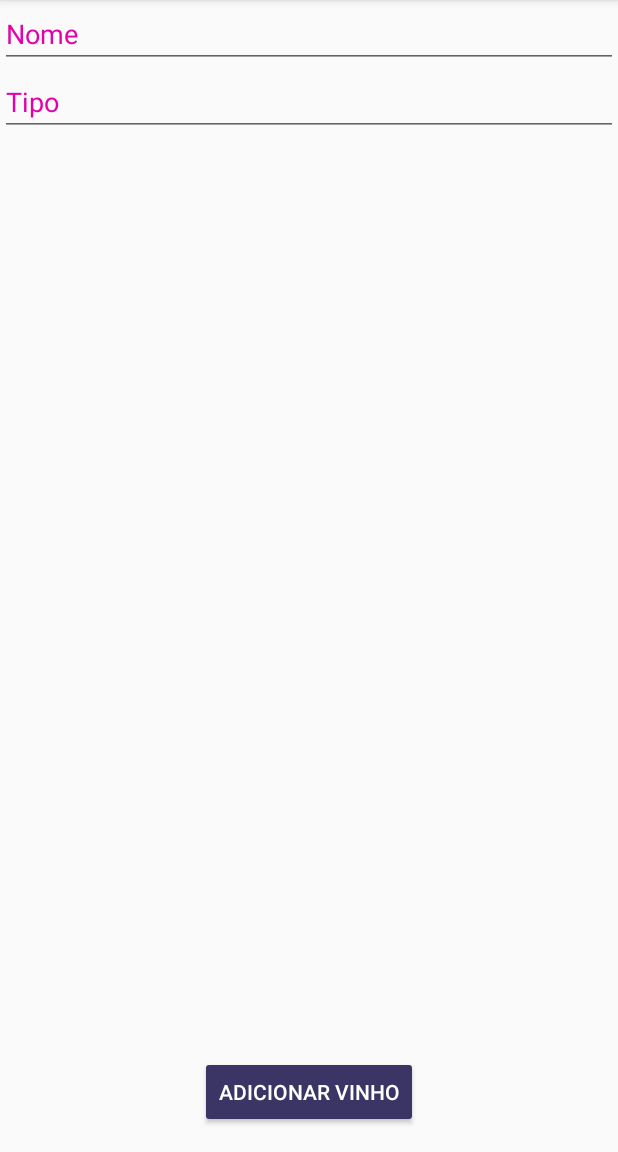
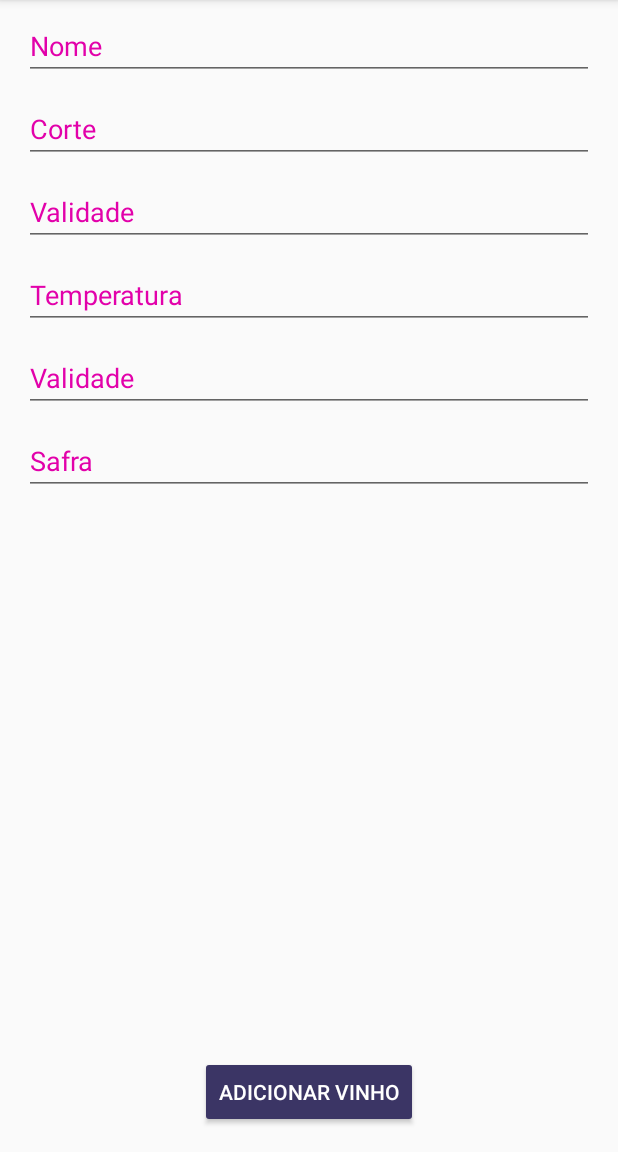
Before and after one commit to FilipeLipan/Wine, an Android app: the screen it shows after launch (MainActivity), after a tap on an icon or button, on a phone screen of 412 x 824 dp, the part 84-1236 px from its top. Run offline under Robolectric (Android 15) with nearby library versions, the phone set to English and light mode, and no system bars; 1 statement that could not run was skipped.

Commit message:
add connection with webservice

```diff
--- a/app/build.gradle
+++ b/app/build.gradle
@@ -16,6 +16,7 @@ android {
     }
     buildTypes {
         release {
+            buildConfigField 'String', 'HOST', '"http://192.168.204.66:8080/Angular/"'
             minifyEnabled false
             proguardFiles getDefaultProguardFile('proguard-android.txt'), 'proguard-rules.pro'
         }
@@ -36,4 +37,9 @@ dependencies {
     compile 'com.android.support:recyclerview-v7:25.3.1'
     compile 'com.android.support:design:25.3.1'
     compile 'com.android.support:cardview-v7:25.3.1'
+
+    // Retrofit
+    compile 'com.squareup.retrofit2:retrofit:2.1.0'
+    compile 'com.squareup.retrofit2:converter-gson:2.0.0'
+
 }
--- a/app/src/main/java/com/example/lispa/wine/ListWineFragment.kt
+++ b/app/src/main/java/com/example/lispa/wine/ListWineFragment.kt
@@ -1,26 +1,44 @@
 package com.example.lispa.wine
 
 import android.os.Bundle
-import android.support.v4.app.Fragment
 import android.support.v7.widget.LinearLayoutManager
 import android.view.LayoutInflater
 import android.view.View
 import android.view.ViewGroup
-import kotlinx.android.synthetic.main.activity_main.*
+import android.widget.Adapter
+import android.widget.Toast
 import kotlinx.android.synthetic.main.list_wine_fragment.view.*
+import retrofit2.Call
+import retrofit2.Callback
+import retrofit2.Response
 
 /**
  * Created by lispa on 04/06/2017.
  */
 class ListWineFragment (): AppFragment() {
 
+    var adapter: WineAdapter = WineAdapter(mutableListOf());
+
     override fun onCreateView(inflater: LayoutInflater?, container: ViewGroup?, savedInstanceState: Bundle?): View? {
         val view :View = inflater!!.inflate(R.layout.list_wine_fragment, container, false);
 
+        view.rv_main.layoutManager = LinearLayoutManager(context, LinearLayoutManager.VERTICAL, false)
+        view.rv_main.adapter = WineAdapter(WineSingleton.getWines())
 
-        view.rv_main.layoutManager = LinearLayoutManager(context, LinearLayoutManager.VERTICAL, false)
-        view.rv_main.adapter = WineAdapter(WineSingleton.getWines(),context)
+        RestClient.restApi!!.getWines().enqueue(object : Callback<ArrayList<Wine>> {
+            override fun onResponse(call: Call<ArrayList<Wine>>?, response: Response<ArrayList<Wine>>?) {
+                if(response!!.isSuccessful){
+                    adapter.setWine(response.body())
+                }else{
+                    Toast.makeText(context , "something went wrong", Toast.LENGTH_SHORT).show()
+                }
+            }
 
+            override fun onFailure(call: Call<ArrayList<Wine>>?, t: Throwable?) {
+                Toast.makeText(context , "something went wrong", Toast.LENGTH_SHORT).show()
+            }
+
+        })
 
         view.fab_add.setOnClickListener {
             replaceAndBackStackFragment(AddWineFragment(), addWineFragmentTAG)
--- a/app/src/main/java/com/example/lispa/wine/MainActivity.kt
+++ b/app/src/main/java/com/example/lispa/wine/MainActivity.kt
@@ -6,14 +6,15 @@ import android.support.v4.app.Fragment
 import android.support.v4.app.FragmentManager
 import android.view.Menu
 import android.view.MenuItem
+import retrofit2.Call
 import java.lang.reflect.Array
+import retrofit2.Callback
+import retrofit2.Response
 
 
 val listFragmentTAG:String = "listFragmentTAG"
 val addWineFragmentTAG:String = "addWineFragmentTAG"
 class MainActivity : AppCompatActivity() {
-
-    var wines :MutableList<Wine> = mutableListOf()
 
     override fun onCreate(savedInstanceState: Bundle?) {
         super.onCreate(savedInstanceState)
@@ -25,6 +26,7 @@ class MainActivity : AppCompatActivity() {
         }else{
             fragmentManager.beginTransaction().replace(R.id.container, fragmentManager.findFragmentByTag(listFragmentTAG)).commit();
         }
+
     }
 
     override fun onCreateOptionsMenu(menu: Menu?): Boolean {
--- /dev/null
+++ b/app/src/main/java/com/example/lispa/wine/RestApi.kt
@@ -0,0 +1,24 @@
+package com.example.lispa.wine
+
+import okhttp3.ResponseBody
+import retrofit2.Call
+import retrofit2.http.*
+import java.util.ArrayList
+
+/**
+ * Created by lispa on 05/06/2017.
+ */
+interface RestApi {
+
+    @GET("vinho/")
+    abstract fun getWines(): Call<ArrayList<Wine>>
+
+    @PUT("vinho/")
+    abstract fun changeWine(): Call<Wine>
+
+    @POST("vinho/")
+    abstract fun saveWine(@Body wine: Wine): Call<ResponseBody>
+
+    @DELETE("vinho/{id}")
+    abstract fun deleteWine(@Path("id") id: String): Call<Wine>
+}
--- /dev/null
+++ b/app/src/main/java/com/example/lispa/wine/RestClient.kt
@@ -0,0 +1,24 @@
+package com.example.lispa.wine
+
+import retrofit2.Call
+import retrofit2.Callback
+import retrofit2.Retrofit
+import retrofit2.converter.gson.GsonConverterFactory
+
+/**
+ * Created by lispa on 05/06/2017.
+ */
+object RestClient {
+
+    var restApi : RestApi? = null;
+
+    init {
+        val retrofitClient = Retrofit.Builder()
+                .baseUrl(BuildConfig.HOST)
+                .addConverterFactory(GsonConverterFactory.create())
+                .build();
+
+        restApi = retrofitClient?.create(RestApi::class.java)
+
+    }
+}
--- a/app/src/main/res/layout/add_wine_fragment.xml
+++ b/app/src/main/res/layout/add_wine_fragment.xml
@@ -13,6 +13,24 @@
         style="@style/Edit"
         android:id="@+id/et_name"
         android:hint="@string/name"
+        android:layout_marginRight="16dp"
+        android:layout_marginTop="8dp"
+        android:layout_marginLeft="16dp"
+        app:layout_constraintRight_toRightOf="parent"
+        app:layout_constraintLeft_toLeftOf="parent"
+        app:layout_constraintTop_toTopOf="parent"
+        app:layout_constraintHorizontal_bias="0.0" />
+
+    <EditText
+        android:layout_width="0dp"
+        android:layout_height="wrap_content"
+        style="@style/Edit"
+        android:id="@+id/et_type"
+        android:layout_marginRight="16dp"
+        android:layout_marginTop="10dp"
+        android:layout_marginLeft="16dp"
+        android:hint="@string/corte"
+        app:layout_constraintTop_toBottomOf="@id/et_name"
         app:layout_constraintRight_toRightOf="parent"
         app:layout_constraintLeft_toLeftOf="parent"/>
 
@@ -20,9 +38,55 @@
         android:layout_width="0dp"
         android:layout_height="wrap_content"
         style="@style/Edit"
-        android:id="@+id/et_type"
-        android:hint="@string/type"
-        app:layout_constraintTop_toBottomOf="@id/et_name"
+        android:id="@+id/et_validade"
+        android:layout_marginRight="16dp"
+        android:layout_marginTop="10dp"
+        android:layout_marginLeft="16dp"
+        android:hint="@string/validade"
+        android:inputType="number"
+        app:layout_constraintTop_toBottomOf="@id/et_type"
+        app:layout_constraintRight_toRightOf="parent"
+        app:layout_constraintLeft_toLeftOf="parent"/>
+
+    <EditText
+        android:layout_width="0dp"
+        android:layout_height="wrap_content"
+        style="@style/Edit"
+        android:id="@+id/et_temperature"
+        android:layout_marginRight="16dp"
+        android:layout_marginTop="10dp"
+        android:layout_marginLeft="16dp"
+        android:hint="@string/temperatura"
+        android:inputType="number"
+        app:layout_constraintTop_toBottomOf="@id/et_validade"
+        app:layout_constraintRight_toRightOf="parent"
+        app:layout_constraintLeft_toLeftOf="parent"/>
+
+    <EditText
+        android:layout_width="0dp"
+        android:layout_height="wrap_content"
+        style="@style/Edit"
+        android:id="@+id/et_shelf_life"
+        android:layout_marginRight="16dp"
+        android:layout_marginTop="10dp"
+        android:layout_marginLeft="16dp"
+        android:hint="@string/validade"
+        android:inputType="number"
+        app:layout_constraintTop_toBottomOf="@id/et_temperature"
+        app:layout_constraintRight_toRightOf="parent"
+        app:layout_constraintLeft_toLeftOf="parent"/>
+
+    <EditText
+        android:layout_width="0dp"
+        android:layout_height="wrap_content"
+        style="@style/Edit"
+        android:id="@+id/et_crop"
+        android:layout_marginRight="16dp"
+        android:layout_marginTop="10dp"
+        android:layout_marginLeft="16dp"
+        android:hint="@string/safra"
+        android:inputType="number"
+        app:layout_constraintTop_toBottomOf="@id/et_shelf_life"
         app:layout_constraintRight_toRightOf="parent"
         app:layout_constraintLeft_toLeftOf="parent"/>
 
--- a/app/src/main/res/values/strings.xml
+++ b/app/src/main/res/values/strings.xml
@@ -3,4 +3,8 @@
     <string name="name">Nome</string>
     <string name="type">Tipo</string>
     <string name="add_wine_button_text">Adicionar Vinho</string>
+    <string name="safra">Safra</string>
+    <string name="validade">Validade</string>
+    <string name="temperatura">Temperatura</string>
+    <string name="corte">Corte</string>
 </resources>
```
Also changed, not shown: app/src/main/java/com/example/lispa/wine/AddWineFragment.kt (+22 -2 lines), app/src/main/java/com/example/lispa/wine/Wine.kt (+34 -1 lines), app/src/main/java/com/example/lispa/wine/WineAdapter.kt (+24 -4 lines).
